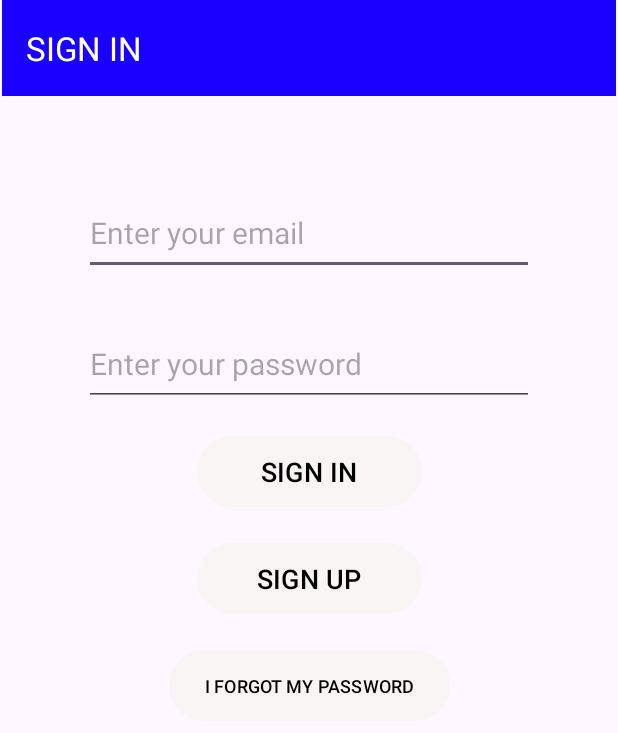
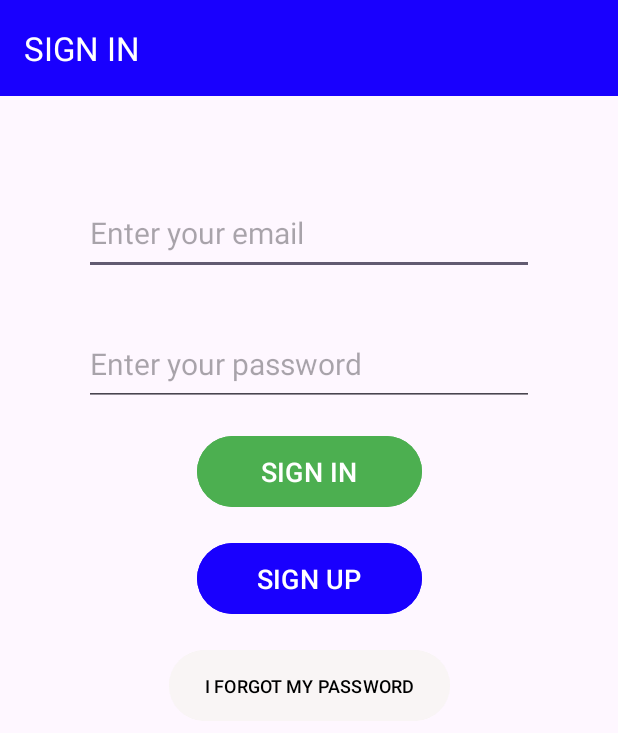
Before and after one commit to ibrahimtaskinn/Firebase-Example-App, an Android app: the screen it shows after launch (LoginActivity), on a phone screen of 412 x 824 dp. Shown: the top 733 px of the screen. Run offline under Robolectric (Android 15) with nearby library versions, the phone set to English and light mode, and no system bars; our stand-ins replace Firebase (no records; nobody signed in at launch, a user with empty details on screens opened directly).

Commit message:
Version 3.0

```diff
--- a/app/src/main/res/layout/activity_add_trip.xml
+++ b/app/src/main/res/layout/activity_add_trip.xml
@@ -66,8 +66,8 @@
 
     <androidx.appcompat.widget.Toolbar
         android:id="@+id/addusertoolbar"
-        android:layout_width="409dp"
-        android:layout_height="wrap_content"
+        android:layout_width="match_parent"
+        android:layout_height="?attr/actionBarSize"
         android:background="@color/blue"
         android:minHeight="?attr/actionBarSize"
         android:theme="?attr/actionBarTheme"
--- a/app/src/main/res/layout/activity_forget.xml
+++ b/app/src/main/res/layout/activity_forget.xml
@@ -34,8 +34,8 @@
 
     <androidx.appcompat.widget.Toolbar
         android:id="@+id/forgettoolbar"
-        android:layout_width="409dp"
-        android:layout_height="wrap_content"
+        android:layout_width="match_parent"
+        android:layout_height="?attr/actionBarSize"
         android:background="@color/blue"
         app:titleTextColor="@color/white"
         android:minHeight="?attr/actionBarSize"
--- a/app/src/main/res/layout/activity_login.xml
+++ b/app/src/main/res/layout/activity_login.xml
@@ -42,9 +42,9 @@
         android:layout_height="55dp"
         android:layout_marginTop="16dp"
         android:text="SIGN IN"
-        android:backgroundTint="@color/cascading_white"
+        android:backgroundTint="@color/green"
         android:textSize="18sp"
-        android:textColor="@color/black"
+        android:textColor="@color/white"
         app:layout_constraintEnd_toEndOf="parent"
         app:layout_constraintHorizontal_bias="0.5"
         app:layout_constraintStart_toStartOf="parent"
@@ -57,8 +57,8 @@
         android:layout_marginTop="16dp"
         android:text="SIGN UP"
         android:textSize="18sp"
-        android:textColor="@color/black"
-        android:backgroundTint="@color/cascading_white"
+        android:textColor="@color/white"
+        android:backgroundTint="@color/blue"
         app:layout_constraintEnd_toEndOf="parent"
         app:layout_constraintHorizontal_bias="0.5"
         app:layout_constraintStart_toStartOf="parent"
@@ -66,8 +66,8 @@
 
     <androidx.appcompat.widget.Toolbar
         android:id="@+id/signinToolbar"
-        android:layout_width="409dp"
-        android:layout_height="wrap_content"
+        android:layout_width="match_parent"
+        android:layout_height="?attr/actionBarSize"
         android:background="@color/blue"
         app:titleTextColor="@color/white"
         android:minHeight="?attr/actionBarSize"
--- a/app/src/main/res/layout/activity_signup.xml
+++ b/app/src/main/res/layout/activity_signup.xml
@@ -43,7 +43,7 @@
         android:layout_marginTop="16dp"
         android:text="Sign up"
         android:textSize="18sp"
-        android:backgroundTint="@color/green"
+        android:backgroundTint="@color/blue"
         app:layout_constraintEnd_toEndOf="parent"
         app:layout_constraintHorizontal_bias="0.5"
         app:layout_constraintStart_toStartOf="parent"
@@ -51,8 +51,8 @@
 
     <androidx.appcompat.widget.Toolbar
         android:id="@+id/signupToolbar"
-        android:layout_width="409dp"
-        android:layout_height="wrap_content"
+        android:layout_width="match_parent"
+        android:layout_height="?attr/actionBarSize"
         android:background="@color/blue"
         app:titleTextColor="@color/white"
         android:minHeight="?attr/actionBarSize"
--- a/app/src/main/res/layout/activity_update_trip.xml
+++ b/app/src/main/res/layout/activity_update_trip.xml
@@ -66,8 +66,8 @@
 
     <androidx.appcompat.widget.Toolbar
         android:id="@+id/updatetriptoolbar"
-        android:layout_width="409dp"
-        android:layout_height="wrap_content"
+        android:layout_width="match_parent"
+        android:layout_height="?attr/actionBarSize"
         android:background="@color/blue"
         app:titleTextColor="@color/white"
         android:minHeight="?attr/actionBarSize"
```
Also changed, not shown: app/src/main/java/com/example/firebaseexampleapp/activity/AddTripActivity.kt (+15 -1 lines).
